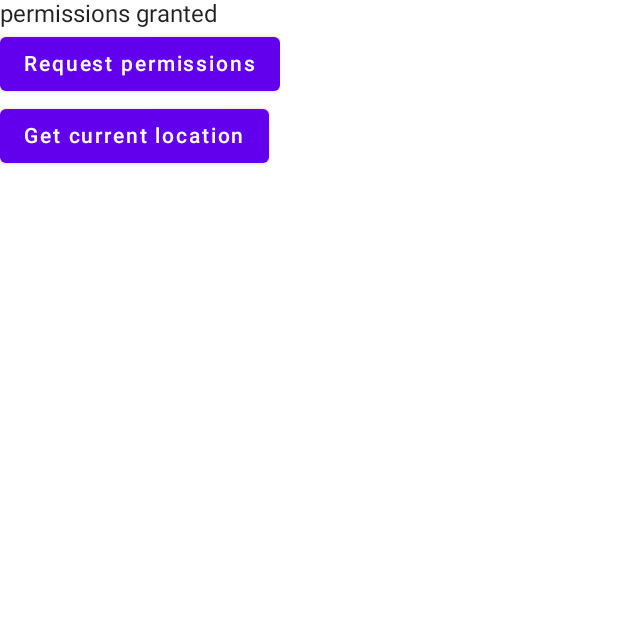
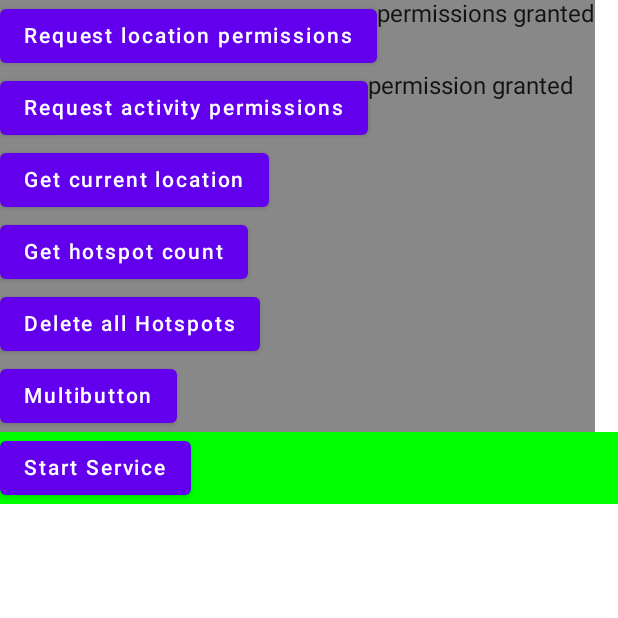
Before and after one commit to pplachetka/mHealthService, an Android app built with Jetpack Compose: the screen it shows after launch (MainActivity), after a tap on "Get current location", on a phone screen of 412 x 824 dp, the top half of it. Run offline under Robolectric (Android 15) with nearby library versions, the phone set to English and light mode, and no system bars; our stand-ins replace Room's generated code.

Commit message:
location reworked notifications added dummy interface extended service implemented

```diff
--- a/app/src/main/AndroidManifest.xml
+++ b/app/src/main/AndroidManifest.xml
@@ -4,6 +4,8 @@
 
     <uses-permission android:name="android.permission.ACCESS_COARSE_LOCATION"/>
     <uses-permission android:name="android.permission.ACCESS_FINE_LOCATION"/>
+    <uses-permission android:name="android.permission.ACTIVITY_RECOGNITION"/>
+    <uses-permission android:name="android.permission.FOREGROUND_SERVICE"/>
 
     <application
         android:allowBackup="true"
@@ -23,6 +25,10 @@
                 <category android:name="android.intent.category.LAUNCHER" />
             </intent-filter>
         </activity>
+        <service
+            android:name=".MainService"
+            android:foregroundServiceType="location">
+        </service>
     </application>
 
 </manifest>
--- a/app/src/main/java/com/epa/mhealthservice/MainActivity.kt
+++ b/app/src/main/java/com/epa/mhealthservice/MainActivity.kt
@@ -2,10 +2,17 @@ package com.epa.mhealthservice
 
 import android.Manifest
 import android.content.Context
+import android.content.Intent
+import android.os.Build
 import android.os.Bundle
+import android.widget.Toast
 import androidx.activity.ComponentActivity
 import androidx.activity.compose.setContent
+import androidx.annotation.RequiresApi
+import androidx.compose.foundation.background
 import androidx.compose.foundation.layout.Column
+import androidx.compose.foundation.layout.Row
+import androidx.compose.foundation.layout.fillMaxWidth
 import androidx.compose.material.Button
 import androidx.compose.material.MaterialTheme
 import androidx.compose.material.Surface
@@ -13,18 +20,64 @@ import androidx.compose.material.Text
 import androidx.compose.runtime.Composable
 import androidx.compose.runtime.mutableStateOf
 import androidx.compose.runtime.remember
+import androidx.compose.runtime.rememberCoroutineScope
+import androidx.compose.ui.Modifier
+import androidx.compose.ui.graphics.Color
 import androidx.compose.ui.tooling.preview.Preview
+import androidx.room.Room
+import com.epa.mhealthservice.database.ServiceDatabase
 import com.epa.mhealthservice.location.LocationRepository
+import com.epa.mhealthservice.motion.MotionRepository
+import com.epa.mhealthservice.notification.TextFragments
 import com.epa.mhealthservice.ui.theme.MHealthServiceTheme
 import com.google.accompanist.permissions.ExperimentalPermissionsApi
+import com.google.accompanist.permissions.isGranted
 import com.google.accompanist.permissions.rememberMultiplePermissionsState
+import com.google.accompanist.permissions.rememberPermissionState
+import kotlinx.coroutines.*
+import kotlinx.coroutines.flow.collect
 
 class MainActivity : ComponentActivity() {
     @ExperimentalPermissionsApi
     override fun onCreate(savedInstanceState: Bundle?) {
         super.onCreate(savedInstanceState)
 
-        val repo = LocationRepository(applicationContext)
+
+        val db = Room.databaseBuilder(applicationContext,ServiceDatabase::class.java, "service-database").build()
+
+
+        val repo = LocationRepository(applicationContext, db.hotspotsDao())
+/*
+        val motion = MotionRepository(applicationContext)
+        CoroutineScope(Dispatchers.IO + Job()).launch{
+
+            repo.subscribeLocationUpdates(8000)
+
+            repo.locationFlow.collect{
+
+                withContext(Dispatchers.Main){
+
+                    Toast.makeText(this@MainActivity, it.longitude.toString(), Toast.LENGTH_SHORT).show()
+                }
+
+            }
+
+
+
+
+
+/*
+            motion.stepFlow.collect {
+
+                println(it.toString())
+
+
+            }
+
+ */
+        }
+
+*/
 
 
 
@@ -32,48 +85,97 @@ class MainActivity : ComponentActivity() {
             MHealthServiceTheme {
                 // A surface container using the 'background' color from the theme
                 Surface(color = MaterialTheme.colors.background) {
-                    Greeting(repo)
+                    Greeting(repo, this, applicationContext)
                 }
             }
         }
     }
 }
 
+@RequiresApi(Build.VERSION_CODES.Q)
 @ExperimentalPermissionsApi
 @Composable
-fun Greeting(repository: LocationRepository) {
-    val text = remember{ mutableStateOf("")}
+fun Greeting(repository: LocationRepository, context: Context, appContext: Context) {
     val permissionList = listOf(Manifest.permission.ACCESS_COARSE_LOCATION, Manifest.permission.ACCESS_FINE_LOCATION)
     val permissions = rememberMultiplePermissionsState(permissions = permissionList)
+    val permissions2 = rememberPermissionState(permission = Manifest.permission.ACTIVITY_RECOGNITION)
 
 Column {
-        Text(text = if(permissions.allPermissionsGranted) "permissions granted" else "no permission yet")
+
+    Column(Modifier.background(Color.Gray)) {
+        Row {
             Button(onClick = {
 
-            if(!permissions.allPermissionsGranted){
+                if (!permissions.allPermissionsGranted) {
                     permissions.launchMultiplePermissionRequest()
                 }
 
             }) {
-            Text(text = "Request permissions")
+                Text(text = "Request location permissions")
+            }
+            Text(text = if (permissions.allPermissionsGranted) "permissions granted" else "no permission yet")
         }
 
+        Row {
             Button(onClick = {
-            var addedText = repository.getCurrentLocation(text)
 
+                permissions2.launchPermissionRequest()
+
+            }) {
+                Text(text = "Request activity permissions")
+            }
+            Text(text = if (permissions2.status.isGranted) "permission granted" else "no permission yet")
+        }
+
+
+
+
+
+        Button(onClick = {
+
+            repository.getCurrentLocation(context)
 
         }) {
             Text(text = "Get current location")
         }
 
-        Text(text = text.value)
+        Button(onClick = {
+
+            repository.getHotspots()
+        }) {
+            Text(text = "Get hotspot count")
         }
 
+
+        Button(onClick = {
+            repository.deleteHotspots()
+        }) {
+            Text(text = "Delete all Hotspots")
         }
 
-@Preview(showBackground = true)
-@Composable
-fun DefaultPreview() {
-    MHealthServiceTheme {
+        Button(onClick = {
+
+            println(TextFragments.createSummaryText(2))
+
+        }) {
+            Text(text = "Multibutton")
         }
     }
+
+    Column(
+        Modifier
+            .background(Color.Green)
+            .fillMaxWidth()) {
+
+        Button(onClick = {
+
+            val serviceIntent = Intent(appContext, MainService::class.java)
+
+            appContext.startForegroundService(serviceIntent)
+
+        }) {
+            Text(text = "Start Service")
+        }
+    }
+}
+}
--- a/app/src/main/java/com/epa/mhealthservice/database/Challenge.kt
+++ b/app/src/main/java/com/epa/mhealthservice/database/Challenge.kt
@@ -6,5 +6,5 @@ import androidx.room.PrimaryKey
 @Entity
 data class Challenge(
     @PrimaryKey(autoGenerate = false) val date:String,
-    val completed:Boolean
+    var completed:Boolean
 )
--- a/app/src/main/java/com/epa/mhealthservice/database/Hotspots.kt
+++ b/app/src/main/java/com/epa/mhealthservice/database/Hotspots.kt
@@ -5,7 +5,7 @@ import androidx.room.PrimaryKey
 
 @Entity
 data class Hotspots(
-    @PrimaryKey(autoGenerate = true) val id:Int = 0,
-    val longitude:Long,
-    val latitude:Long
+    @PrimaryKey(autoGenerate = true) var id:Int? = null,
+    val longitude:Double,
+    val latitude:Double
 )
--- a/app/src/main/java/com/epa/mhealthservice/database/HotspotsDao.kt
+++ b/app/src/main/java/com/epa/mhealthservice/database/HotspotsDao.kt
@@ -14,4 +14,6 @@ interface HotspotsDao {
     @Query("SELECT * FROM hotspots")
     fun getAllHotspots():List<Hotspots>
 
+    @Query("DELETE FROM hotspots")
+    fun deleteAllHotspots()
 }
--- a/app/src/main/java/com/epa/mhealthservice/location/LocationRepository.kt
+++ b/app/src/main/java/com/epa/mhealthservice/location/LocationRepository.kt
@@ -1,19 +1,21 @@
 package com.epa.mhealthservice.location
 
+import android.annotation.SuppressLint
 import android.content.Context
 import android.location.Location
 import android.os.Looper
-import androidx.compose.runtime.MutableState
+import android.widget.Toast
+import androidx.compose.foundation.lazy.rememberLazyListState
+import com.epa.mhealthservice.database.Hotspots
+import com.epa.mhealthservice.database.HotspotsDao
 import com.google.android.gms.location.*
 import com.google.android.gms.tasks.CancellationTokenSource
-import kotlinx.coroutines.CoroutineScope
-import kotlinx.coroutines.Dispatchers
-import kotlinx.coroutines.Job
+import kotlinx.coroutines.*
 import kotlinx.coroutines.flow.MutableSharedFlow
+import kotlinx.coroutines.flow.MutableStateFlow
 import kotlinx.coroutines.flow.SharedFlow
-import kotlinx.coroutines.launch
 
-class LocationRepository(context: Context) {
+class LocationRepository(val context: Context, val hotspotDao: HotspotsDao) {
 
     private val _locationFlow = MutableSharedFlow<Location>(replay = 0)
     val locationFlow: SharedFlow<Location> = _locationFlow
@@ -25,24 +27,37 @@ class LocationRepository(context: Context) {
     private val scope = CoroutineScope(Dispatchers.IO + Job())
 
 
-
-
     /*
     Returns the current location once (experimental)
      */
-    fun getCurrentLocation(state : MutableState<String>){
+    @SuppressLint("MissingPermission")
+    fun getCurrentLocation(context: Context) {
 
         val cts = CancellationTokenSource()
-        lateinit var tempLocation: Location
 
-        fusedLocationProviderClient.getCurrentLocation(LocationRequest.PRIORITY_HIGH_ACCURACY, cts.token).addOnSuccessListener { result ->
-            if (result != null){
+        fusedLocationProviderClient.getCurrentLocation(
+            LocationRequest.PRIORITY_HIGH_ACCURACY,
+            cts.token
+        ).addOnSuccessListener { result ->
 
-                state.value = result.latitude.toString()
+            if(result != null){
 
+                Toast.makeText(context, result.latitude.toString()  + " " + result.longitude.toString(), Toast.LENGTH_LONG).show()
+
+                val hotspot = Hotspots(longitude = result.longitude, latitude = result.latitude)
+
+                scope.launch {
+                    hotspotDao.insertHotspot(hotspot)
+                }
+
+            }
+            else{
+                Toast.makeText(context, "Computing current location data failed", Toast.LENGTH_LONG).show()
             }
         }
     }
+
+
 
 
     /*
@@ -60,6 +75,7 @@ class LocationRepository(context: Context) {
     /*
     Start collecting location updates and publish them to flow
      */
+    @SuppressLint("MissingPermission")
     fun subscribeLocationUpdates(frequencyInMillis: Long){
 
         locationCallback = object : LocationCallback(){
@@ -97,10 +113,28 @@ class LocationRepository(context: Context) {
         Initialize FLP
          */
         fusedLocationProviderClient = LocationServices.getFusedLocationProviderClient(context)
+    }
 
 
-
+    fun deleteHotspots(){
+        scope.launch {
+            hotspotDao.deleteAllHotspots()
+        }
 
     }
 
+    fun getHotspots(){
+        scope.launch {
+
+            val hs = hotspotDao.getAllHotspots()
+
+            withContext(Dispatchers.Main){
+                Toast.makeText(context, hs.size.toString(), Toast.LENGTH_LONG).show()
+            }
+
+        }
+
+    }
+
+
 }
```
Also changed, not shown: app/src/main/java/com/epa/mhealthservice/MainService.kt (+126 -2 lines), app/src/main/java/com/epa/mhealthservice/misc/CurrentChallenge.kt (added, +8 -0 lines), app/src/main/java/com/epa/mhealthservice/motion/MotionRepository.kt (added, +54 -0 lines), app/src/main/java/com/epa/mhealthservice/notification/NotificationRepository.kt (added, +39 -0 lines), app/src/main/java/com/epa/mhealthservice/notification/TextFragments.kt (added, +71 -0 lines), app/src/main/res/drawable/foreground_notification_icon.xml (added, +10 -0 lines). Lines whose indentation alone changed are shown as unchanged.
